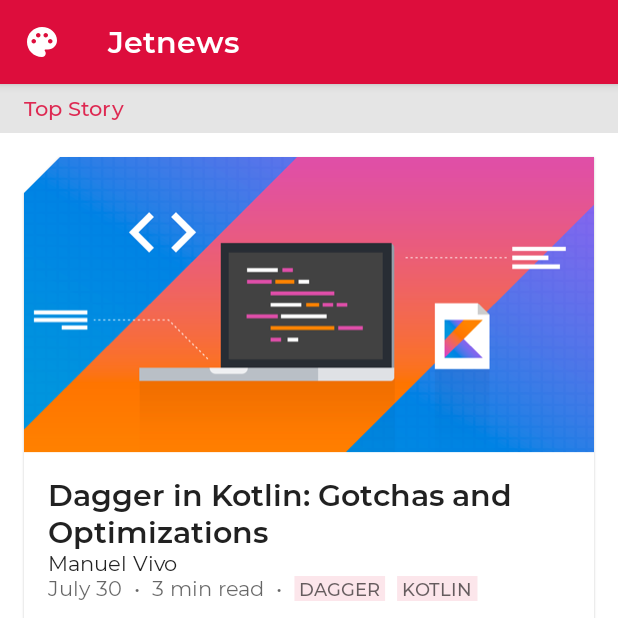
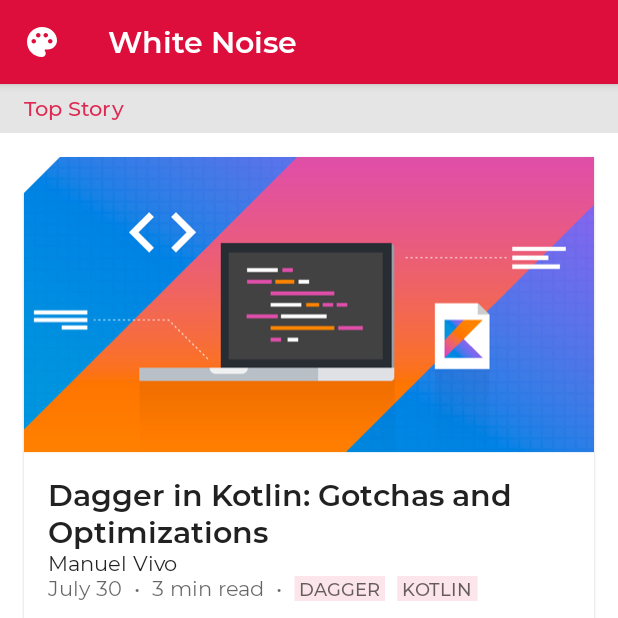
Before and after one commit to ovso/Lullaby, an Android app built with Jetpack Compose: the screen it shows after launch (MainActivity), on a phone screen of 412 x 824 dp, the top half of it. Run offline under Robolectric (Android 15) with nearby library versions, the light colour scheme and no system bars.

Commit message:
feat: JetNews 를 WhiteNoise 으로 변경

```diff
--- a/app/src/main/java/io/github/ovso/whitenoise/MainActivity.kt
+++ b/app/src/main/java/io/github/ovso/whitenoise/MainActivity.kt
@@ -5,16 +5,13 @@
 import androidx.activity.compose.setContent
 import androidx.compose.material.Surface
 import io.github.ovso.whitenoise.ui.home.Home
-import io.github.ovso.whitenoise.ui.theme.WhiteNoiseTheme
 
 class MainActivity : ComponentActivity() {
     override fun onCreate(savedInstanceState: Bundle?) {
         super.onCreate(savedInstanceState)
         setContent {
-            WhiteNoiseTheme {
-                Surface {
-                    Home()
-                }
+            Surface {
+                Home()
             }
         }
     }
--- a/app/src/main/java/io/github/ovso/whitenoise/ui/home/Home.kt
+++ b/app/src/main/java/io/github/ovso/whitenoise/ui/home/Home.kt
@@ -58,14 +58,14 @@
 import io.github.ovso.whitenoise.R
 import io.github.ovso.whitenoise.data.Post
 import io.github.ovso.whitenoise.data.PostRepo
-import io.github.ovso.whitenoise.ui.theme.JetnewsTheme
+import io.github.ovso.whitenoise.ui.theme.WhiteNoiseTheme
 import java.util.Locale
 
 @Composable
 fun Home() {
     val featured = remember { PostRepo.getFeaturedPost() }
     val posts = remember { PostRepo.getPosts() }
-    JetnewsTheme {
+    WhiteNoiseTheme {
         Scaffold(
             topBar = { AppBar() }
         ) { innerPadding ->
@@ -229,7 +229,7 @@
 @Composable
 private fun PostItemPreview() {
     val post = remember { PostRepo.getFeaturedPost() }
-    JetnewsTheme {
+    WhiteNoiseTheme {
         Surface {
             PostItem(post = post)
         }
@@ -240,7 +240,7 @@
 @Composable
 private fun FeaturedPostPreview() {
     val post = remember { PostRepo.getFeaturedPost() }
-    JetnewsTheme {
+    WhiteNoiseTheme {
         FeaturedPost(post = post)
     }
 }
@@ -249,7 +249,7 @@
 @Composable
 private fun FeaturedPostDarkPreview() {
     val post = remember { PostRepo.getFeaturedPost() }
-    JetnewsTheme(darkTheme = true) {
+    WhiteNoiseTheme(darkTheme = true) {
         FeaturedPost(post = post)
     }
 }
--- a/app/src/main/java/io/github/ovso/whitenoise/ui/theme/Shape.kt
+++ b/app/src/main/java/io/github/ovso/whitenoise/ui/theme/Shape.kt
@@ -11,7 +11,7 @@
     large = RoundedCornerShape(0.dp)
 )
 
-val JetnewsShapes = Shapes(
+val WhiteNoiseShapes = Shapes(
     small = CutCornerShape(topStart = 8.dp),
     medium = CutCornerShape(topStart = 24.dp),
     large = RoundedCornerShape(8.dp)
--- a/app/src/main/java/io/github/ovso/whitenoise/ui/theme/Theme.kt
+++ b/app/src/main/java/io/github/ovso/whitenoise/ui/theme/Theme.kt
@@ -6,12 +6,6 @@
 import androidx.compose.material.lightColors
 import androidx.compose.runtime.Composable
 import androidx.compose.ui.graphics.Color
-
-private val DarkColorPalette = darkColors(
-    primary = Purple200,
-    primaryVariant = Purple700,
-    secondary = Teal200
-)
 
 private val DarkColors = darkColors(
     primary = Red300,
@@ -32,46 +26,15 @@
     error = Red800
 )
 
-private val LightColorPalette = lightColors(
-    primary = Purple500,
-    primaryVariant = Purple700,
-    secondary = Teal200
-
-    /* Other default colors to override
-    background = Color.White,
-    surface = Color.White,
-    onPrimary = Color.White,
-    onSecondary = Color.Black,
-    onBackground = Color.Black,
-    onSurface = Color.Black,
-    */
-)
-
 @Composable
-fun WhiteNoiseTheme(darkTheme: Boolean = isSystemInDarkTheme(), content: @Composable() () -> Unit) {
-    val colors = if (darkTheme) {
-        DarkColorPalette
-    } else {
-        LightColorPalette
-    }
-
-    MaterialTheme(
-        colors = colors,
-        typography = Typography,
-        shapes = Shapes,
-        content = content
-    )
-}
-
-@Composable
-fun JetnewsTheme(
+fun WhiteNoiseTheme(
     darkTheme: Boolean = isSystemInDarkTheme(),
     content: @Composable () -> Unit
 ) {
     MaterialTheme(
         colors = if (darkTheme) DarkColors else LightColors,
-        typography = JetnewsTypography,
-        shapes = JetnewsShapes,
+        typography = WhiteNoiseTypography,
+        shapes = WhiteNoiseShapes,
         content = content
     )
 }
--- a/app/src/main/java/io/github/ovso/whitenoise/ui/theme/Type.kt
+++ b/app/src/main/java/io/github/ovso/whitenoise/ui/theme/Type.kt
@@ -46,7 +46,7 @@
     Font(R.font.domine_bold, FontWeight.Bold)
 )
 
-val JetnewsTypography = Typography(
+val WhiteNoiseTypography = Typography(
     h4 = TextStyle(
         fontFamily = Montserrat,
         fontWeight = FontWeight.W600,
--- a/app/src/main/res/values/strings.xml
+++ b/app/src/main/res/values/strings.xml
@@ -1,6 +1,6 @@
 <resources>
     <string name="app_name">WhiteNoise</string>
-    <string name="app_title">Jetnews</string>
+    <string name="app_title">White Noise</string>
     <string name="top">Top Story</string>
     <string name="popular">Popular</string>
     <string name="read_time">%1$d min read</string>
```
